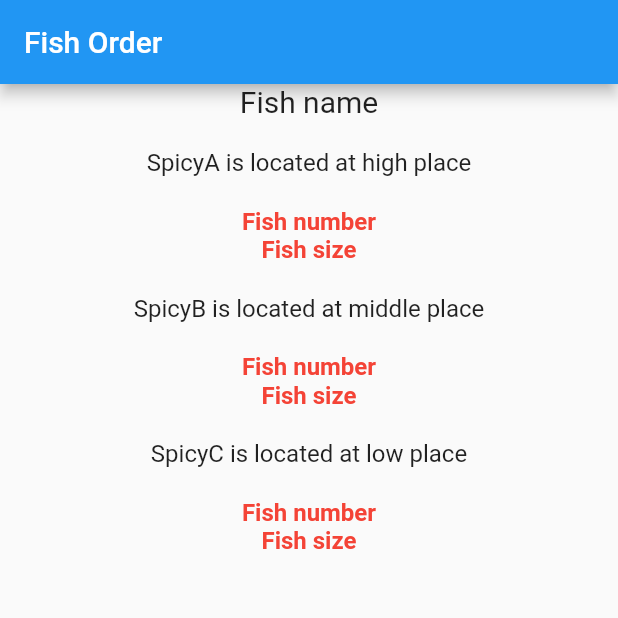
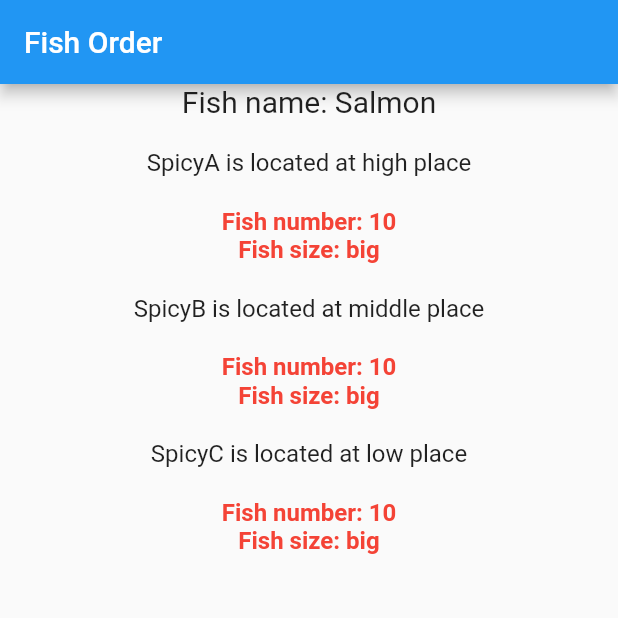
Before and after one commit to StudioZERONE/study_flutter_08_codingchef06_provider, a Flutter app: the screen it shows after launch, on a phone screen of 412 x 824 dp, the top half of it. Run offline on Flutter 3.47's test engine with Material 2 defaults, Android fonts, the phone set to English and light mode, and no system bars.

Commit message:
provider 공부. 값 전달

```diff
--- a/lib/main.dart
+++ b/lib/main.dart
@@ -1,4 +1,6 @@
 import 'package:flutter/material.dart';
+import 'package:provider/provider.dart';
+import 'package:study_flutter_08_codingchef06_provider/fish_model.dart';
 
 void main() {
   runApp(const MyApp());
@@ -10,8 +12,15 @@ class MyApp extends StatelessWidget {
   // This widget is the root of your application.
   @override
   Widget build(BuildContext context) {
-    return MaterialApp(
-      home: FishOrder(),
+    return Provider(
+      create: (context) => FishModel(
+        name: 'Salmon',
+        number: 10,
+        size: 'big',
+      ),
+      child: MaterialApp(
+        home: FishOrder(),
+      ),
     );
   }
 }
@@ -29,7 +38,7 @@ class FishOrder extends StatelessWidget {
         child: Column(
           children: [
             Text(
-              'Fish name',
+              'Fish name: ${Provider.of<FishModel>(context).name}',
               style: TextStyle(
                 fontSize: 20,
               ),
@@ -75,7 +84,7 @@ class SpicyA extends StatelessWidget {
     return Column(
       children: [
         Text(
-          'Fish number',
+          'Fish number: ${Provider.of<FishModel>(context).number}',
           style: TextStyle(
             fontSize: 16,
             color: Colors.red,
@@ -83,7 +92,7 @@ class SpicyA extends StatelessWidget {
           ),
         ),
         Text(
-          'Fish size',
+          'Fish size: ${Provider.of<FishModel>(context).size}',
           style: TextStyle(
             fontSize: 16,
             color: Colors.red,
@@ -129,7 +138,7 @@ class SpicyB extends StatelessWidget {
     return Column(
       children: [
         Text(
-          'Fish number',
+          'Fish number: ${Provider.of<FishModel>(context).number}',
           style: TextStyle(
             fontSize: 16,
             color: Colors.red,
@@ -137,7 +146,7 @@ class SpicyB extends StatelessWidget {
           ),
         ),
         Text(
-          'Fish size',
+          'Fish size: ${Provider.of<FishModel>(context).size}',
           style: TextStyle(
             fontSize: 16,
             color: Colors.red,
@@ -183,7 +192,7 @@ class SpicyC extends StatelessWidget {
     return Column(
       children: [
         Text(
-          'Fish number',
+          'Fish number: ${Provider.of<FishModel>(context).number}',
           style: TextStyle(
             fontSize: 16,
             color: Colors.red,
@@ -191,7 +200,7 @@ class SpicyC extends StatelessWidget {
           ),
         ),
         Text(
-          'Fish size',
+          'Fish size: ${Provider.of<FishModel>(context).size}',
           style: TextStyle(
             fontSize: 16,
             color: Colors.red,
```
